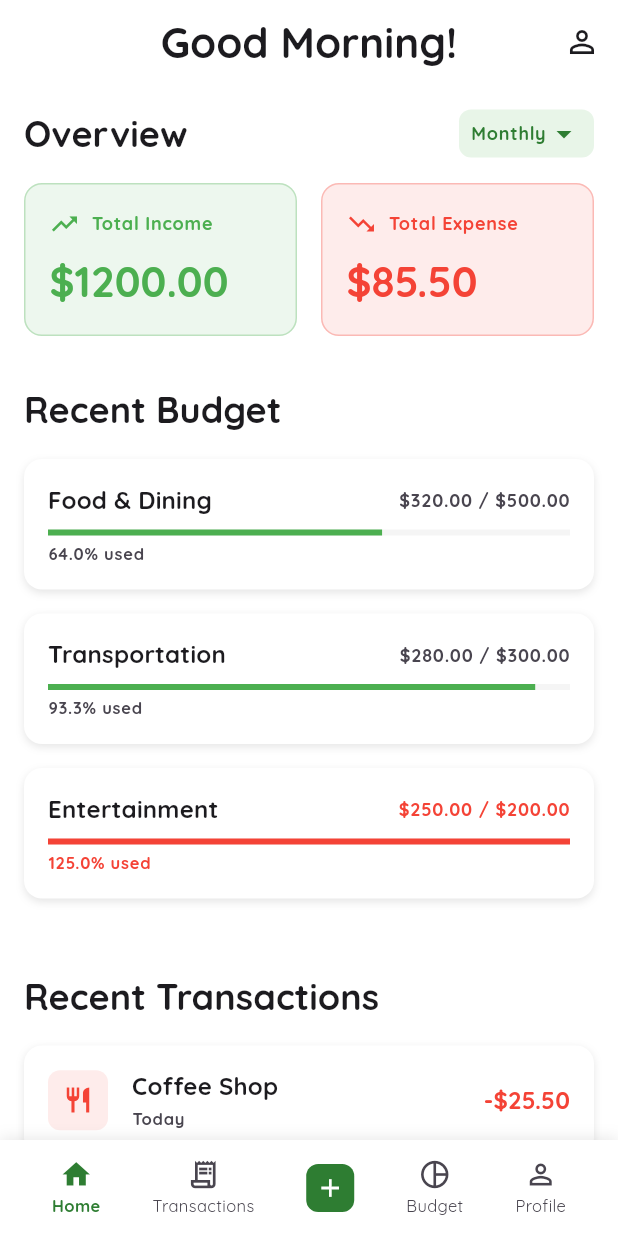
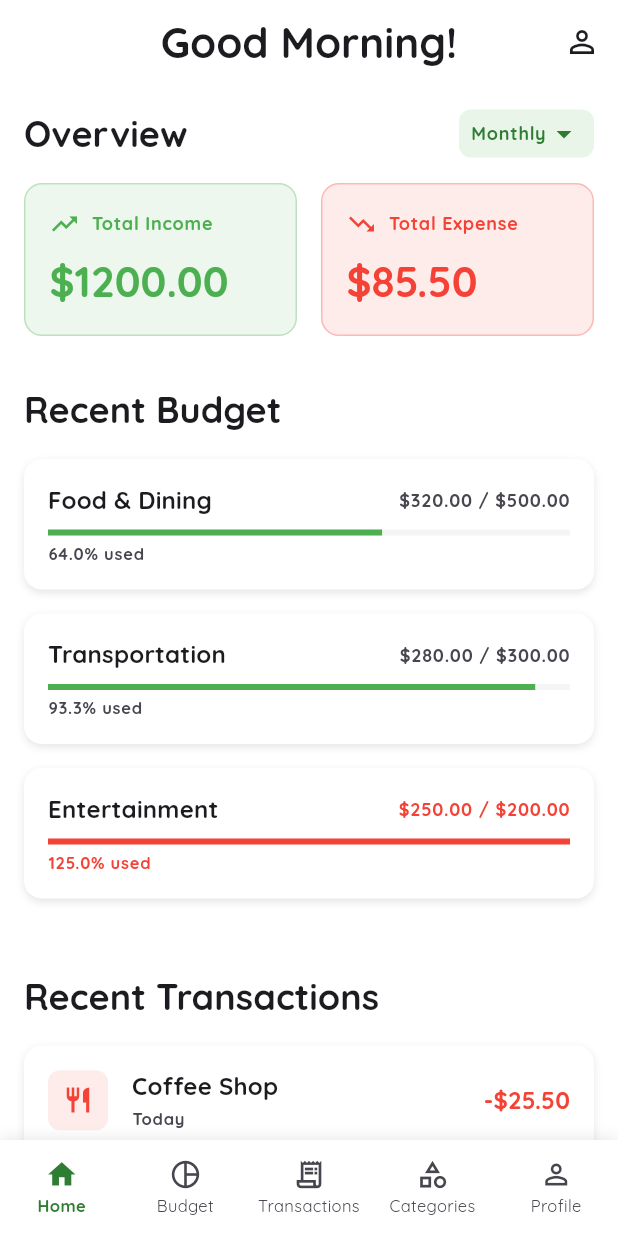
Before and after one commit to ahmadsufyan455/expenses-tracker-mobile, a Flutter app: the MainNavigation screen opened by its route, on a phone screen of 412 x 824 dp. Run offline on Flutter 3.47's test engine with Material 3 defaults, Android fonts, the phone set to English and light mode, and no system bars; our stand-ins replace animated_toggle_switch, dio, equatable, flutter_bloc, flutter_dotenv, fpdart and 4 more; missing offline and left inert: network_logger; accounts and stored records are empty; generated files the repository leaves out were written again; statements that could not run were skipped.

Commit message:
fix: remove color and icon from add categories and move categories into bottom navigation

```diff
--- a/lib/presentation/pages/main_navigation.dart
+++ b/lib/presentation/pages/main_navigation.dart
@@ -1,7 +1,7 @@
-import 'package:expense_tracker_mobile/app/router.dart';
 import 'package:expense_tracker_mobile/app/theme/app_colors.dart';
 import 'package:expense_tracker_mobile/core/extensions/build_context_extensions.dart';
 import 'package:expense_tracker_mobile/presentation/pages/budgets/budget_page.dart';
+import 'package:expense_tracker_mobile/presentation/pages/categories/categories_page.dart';
 import 'package:expense_tracker_mobile/presentation/pages/home/home_page.dart';
 import 'package:expense_tracker_mobile/presentation/pages/profile/profile_page.dart';
 import 'package:expense_tracker_mobile/presentation/pages/transactions/transactions_page.dart';
@@ -17,7 +17,13 @@ class MainNavigation extends StatefulWidget {
 class _MainNavigationState extends State<MainNavigation> {
   int _currentIndex = 0;
 
-  final List<Widget> _pages = [const HomePage(), const TransactionsPage(), const BudgetPage(), const ProfilePage()];
+  final List<Widget> _pages = [
+    const HomePage(),
+    const BudgetPage(),
+    const TransactionsPage(),
+    const CategoriesPage(),
+    const ProfilePage(),
+  ];
 
   @override
   Widget build(BuildContext context) {
@@ -46,33 +52,16 @@ class _MainNavigationState extends State<MainNavigation> {
           child: SizedBox(
             height: 64,
             child: Row(
-              mainAxisAlignment: MainAxisAlignment.spaceEvenly,
+              mainAxisAlignment: MainAxisAlignment.spaceAround,
               children: [
-                _buildNavItem(Icons.home_outlined, Icons.home, context.l10n.home, 0),
-                _buildNavItem(Icons.receipt_long_outlined, Icons.receipt_long, context.l10n.transactions, 1),
-                _buildAddTransactionItem(),
-                _buildNavItem(Icons.pie_chart_outline, Icons.pie_chart, context.l10n.budget, 2),
-                _buildNavItem(Icons.person_outline, Icons.person, context.l10n.profile, 3),
+                Expanded(child: _buildNavItem(Icons.home_outlined, Icons.home, context.l10n.home, 0)),
+                Expanded(child: _buildNavItem(Icons.pie_chart_outline, Icons.pie_chart, context.l10n.budget, 1)),
+                Expanded(child: _buildNavItem(Icons.receipt_long_outlined, Icons.receipt_long, context.l10n.transactions, 2)),
+                Expanded(child: _buildNavItem(Icons.category_outlined, Icons.category, context.l10n.categories, 3)),
+                Expanded(child: _buildNavItem(Icons.person_outline, Icons.person, context.l10n.profile, 4)),
               ],
             ),
           ),
-        ),
-      ),
-    );
-  }
-
-  Widget _buildAddTransactionItem() {
-    return GestureDetector(
-      onTap: () {
-        Navigator.pushNamed(context, RouteName.addTransaction.path);
-      },
-      child: Container(
-        padding: const EdgeInsets.symmetric(vertical: 4),
-        child: Container(
-          width: 32,
-          height: 32,
-          decoration: BoxDecoration(color: AppColors.primary, borderRadius: BorderRadius.circular(8)),
-          child: const Icon(Icons.add, color: Colors.white, size: 20),
         ),
       ),
     );
@@ -90,6 +79,7 @@ class _MainNavigationState extends State<MainNavigation> {
         padding: const EdgeInsets.symmetric(vertical: 4),
         child: Column(
           mainAxisSize: MainAxisSize.min,
+          mainAxisAlignment: MainAxisAlignment.center,
           children: [
             Icon(
               isSelected ? activeIcon : icon,
@@ -104,6 +94,9 @@ class _MainNavigationState extends State<MainNavigation> {
                 color: isSelected ? AppColors.primary : Theme.of(context).colorScheme.onSurfaceVariant,
                 fontWeight: isSelected ? FontWeight.w600 : FontWeight.normal,
               ),
+              textAlign: TextAlign.center,
+              maxLines: 1,
+              overflow: TextOverflow.ellipsis,
             ),
           ],
         ),
--- a/lib/presentation/pages/transactions/transactions_page.dart
+++ b/lib/presentation/pages/transactions/transactions_page.dart
@@ -148,6 +148,11 @@ class _TransactionsPageState extends State<TransactionsPage> {
           );
         },
       ),
+      floatingActionButton: FloatingActionButton(
+        onPressed: _navigateToAddTransaction,
+        backgroundColor: AppColors.primary,
+        child: const Icon(Icons.add, color: Colors.white),
+      ),
     );
   }
 
```
Also changed, not shown: lib/app/router.dart (+0 -9 lines), lib/presentation/pages/categories/add_category_page.dart (+63 -181 lines), lib/presentation/pages/categories/categories_page.dart (+5 -8 lines), lib/presentation/pages/profile/profile_page.dart (+0 -9 lines).
